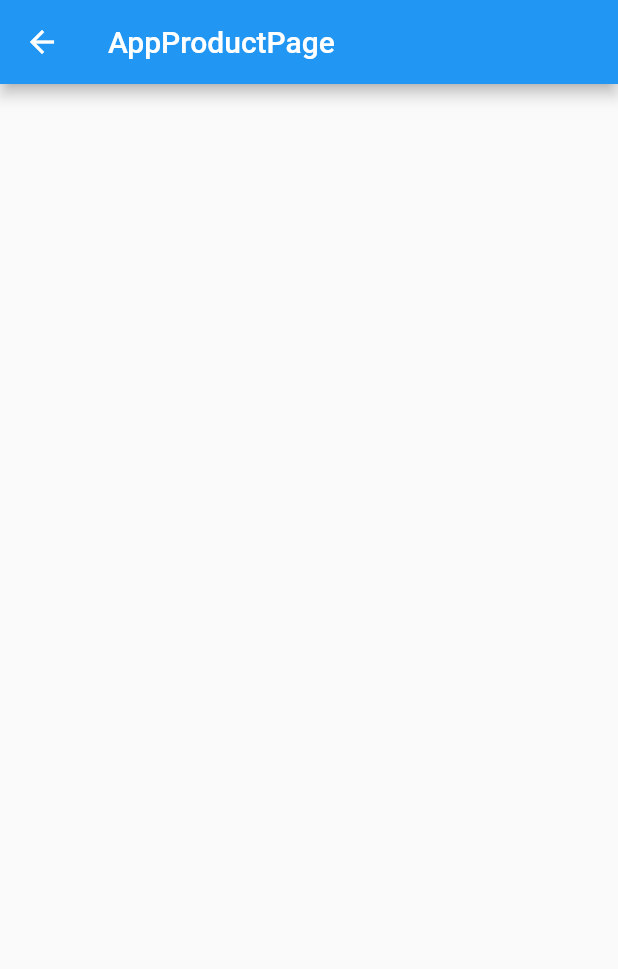
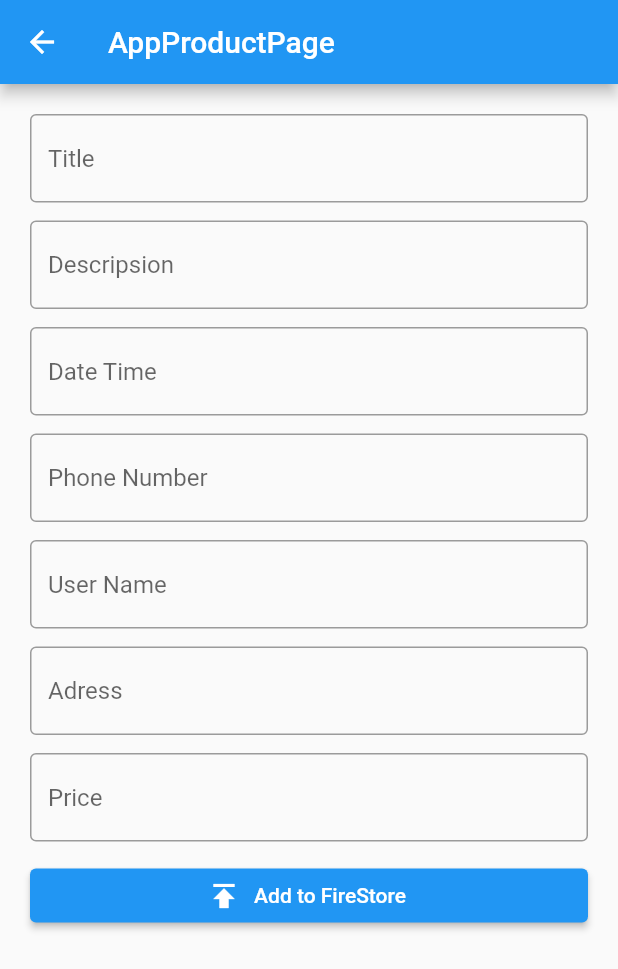
Before and after one commit to AiperiOrmonbekowa/jarnama_app, a Flutter app: the AppProductPage screen opened directly, on a phone screen of 412 x 824 dp. Shown: the top 969 px of the screen. Run offline on Flutter 3.47's test engine with Material 2 defaults, Android fonts, the phone set to English and light mode, and no system bars; our stand-ins replace firebase_core; accounts and stored records are empty.

Commit message:
add product page

```diff
--- a/lib/app_product/page/app_product_page.dart
+++ b/lib/app_product/page/app_product_page.dart
@@ -1,14 +1,105 @@
+import 'package:flutter/cupertino.dart';
 import 'package:flutter/material.dart';
+
+import '../../components/custom_text_field.dart';
 
 class AppProductPage extends StatelessWidget {
   const AppProductPage({Key? key}) : super(key: key);
 
   @override
   Widget build(BuildContext context) {
+    final _title = TextEditingController();
+    final _desc = TextEditingController();
+    final _datetime = TextEditingController();
+    final _phone = TextEditingController();
+    final _userName = TextEditingController();
+    final _adress = TextEditingController();
+    final _price = TextEditingController();
     return Scaffold(
       appBar: AppBar(
         title: const Text('AppProductPage'),
       ),
+      body: ListView(
+        padding: const EdgeInsets.fromLTRB(20, 20, 20, 20),
+        children: [
+          CustomTextField(
+            controller: _title,
+            hintText: 'Title',
+          ),
+          const SizedBox(
+            height: 12,
+          ),
+          CustomTextField(
+            controller: _desc,
+            hintText: 'Descripsion',
+          ),
+          const SizedBox(
+            height: 12,
+          ),
+          CustomTextField(
+            controller: _datetime,
+            hintText: 'Date Time',
+            focusNode: FocusNode(),
+            onTap: () async {
+              // iosDatePicker(BuildContext context) {
+              showCupertinoModalPopup(
+                  context: context,
+                  builder: (BuildContext builder) {
+                    return Container(
+                      height:
+                          MediaQuery.of(context).copyWith().size.height * 0.25,
+                      color: Colors.white,
+                      child: CupertinoDatePicker(
+                        mode: CupertinoDatePickerMode.date,
+                        onDateTimeChanged: (value) {
+                          _datetime.text = value.toString();
+                        },
+                        initialDateTime: DateTime.now(),
+                        minimumYear: 2000,
+                        maximumYear: 3000,
+                      ),
+                    );
+                  });
+            },
+          ),
+          const SizedBox(
+            height: 12,
+          ),
+          CustomTextField(
+            controller: _phone,
+            hintText: 'Phone Number',
+          ),
+          const SizedBox(
+            height: 12,
+          ),
+          CustomTextField(
+            controller: _userName,
+            hintText: 'User Name',
+          ),
+          const SizedBox(
+            height: 12,
+          ),
+          CustomTextField(
+            controller: _adress,
+            hintText: 'Adress',
+          ),
+          const SizedBox(
+            height: 12,
+          ),
+          CustomTextField(
+            controller: _price,
+            hintText: 'Price',
+          ),
+          const SizedBox(
+            height: 12,
+          ),
+          ElevatedButton.icon(
+            onPressed: () {},
+            icon: const Icon(Icons.publish),
+            label: const Text('Add to FireStore'),
+          ),
+        ],
+      ),
     );
   }
 }
--- /dev/null
+++ b/lib/components/custom_text_field.dart
@@ -0,0 +1,37 @@
+import 'package:flutter/material.dart';
+
+class CustomTextField extends StatelessWidget {
+  const CustomTextField({
+    Key? key,
+    this.hintText,
+    this.controller,
+    this.onTap,
+    this.maxLines,
+    this.prefixIcon,
+    this.suffixIcon,
+    this.focusNode,
+  }) : super(key: key);
+
+  final String? hintText;
+  final TextEditingController? controller;
+  final Function()? onTap;
+  final int? maxLines;
+  final Widget? prefixIcon;
+  final Widget? suffixIcon;
+  final FocusNode? focusNode;
+
+  @override
+  Widget build(BuildContext context) {
+    return TextFormField(
+      onTap: onTap,
+      maxLines: maxLines,
+      focusNode: focusNode,
+      decoration: InputDecoration(
+        prefixIcon: prefixIcon,
+        suffixIcon: suffixIcon,
+        hintText: hintText ?? '',
+        border: const OutlineInputBorder(),
+      ),
+    );
+  }
+}
--- /dev/null
+++ b/lib/model/product_model.dart
@@ -0,0 +1,56 @@
+// ignore_for_file: public_member_api_docs, sort_constructors_first
+import 'dart:convert';
+
+class Product {
+  const Product(
+      {this.images,
+      required this.title,
+      required this.descripsion,
+      required this.dateTime,
+      required this.phoneNumber,
+      required this.userName,
+      required this.adress,
+      this.prices});
+
+  final List<String>? images;
+  final String title;
+  final String descripsion;
+  final String dateTime;
+  final String phoneNumber;
+  final String userName;
+  final String adress;
+  final String? prices;
+
+  Map<String, dynamic> toMap() {
+    return <String, dynamic>{
+      'images': images,
+      'title': title,
+      'descripsion': descripsion,
+      'dateTime': dateTime,
+      'phoneNumber': phoneNumber,
+      'userName': userName,
+      'adress': adress,
+      'prices': prices,
+    };
+  }
+
+  factory Product.fromMap(Map<String, dynamic> map) {
+    return Product(
+      images: map['images'] != null
+          ? List<String>.from((map['images'] as List<String>))
+          : null,
+      title: map['title'] as String,
+      descripsion: map['descripsion'] as String,
+      dateTime: map['dateTime'] as String,
+      phoneNumber: map['phoneNumber'] as String,
+      userName: map['userName'] as String,
+      adress: map['adress'] as String,
+      prices: map['prices'] != null ? map['prices'] as String : null,
+    );
+  }
+
+  String toJson() => json.encode(toMap());
+
+  factory Product.fromJson(String source) =>
+      Product.fromMap(json.decode(source) as Map<String, dynamic>);
+}
```
